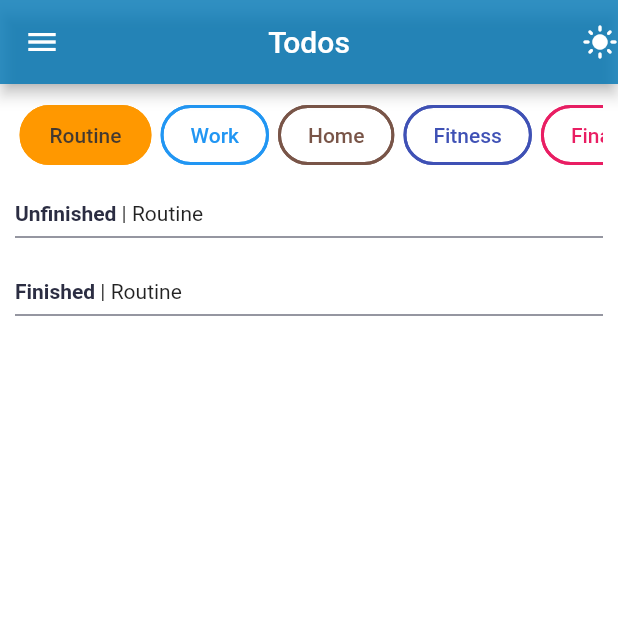
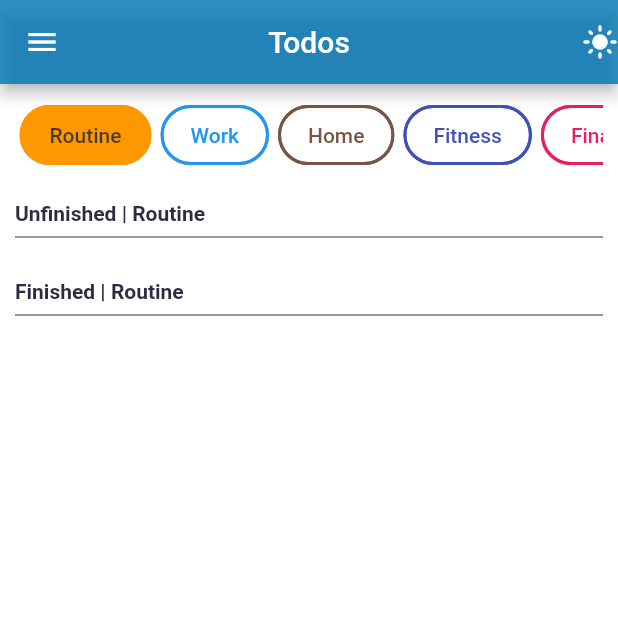
Before and after one commit to MhmmdSyahputra/TodoList-flutter, a Flutter app: the screen it shows after launch, after a tap on "Routine", on a phone screen of 412 x 824 dp, the top half of it. Run offline on Flutter 3.47's test engine with Material 2 defaults, Android fonts, the light colour scheme and no system bars; our stand-ins replace date_time_picker.

Commit message:
change color category from theme

```diff
--- a/lib/views/MainTodo.dart
+++ b/lib/views/MainTodo.dart
@@ -95,7 +95,11 @@ class _TodoListScreenState extends State<TodoListScreen> {
                                 color: myTheme(!provThemeMode)),
                           ),
                           Text(
-                              ' | ${selectedCategory != null ? selectedCategory : 'All'}')
+                            ' | ${selectedCategory != null ? selectedCategory : 'All'}',
+                            style: TextStyle(
+                                fontWeight: FontWeight.bold,
+                                color: myTheme(!provThemeMode)),
+                          )
                         ],
                       ),
                       Divider(color: myTheme(!provThemeMode)),
@@ -145,7 +149,11 @@ class _TodoListScreenState extends State<TodoListScreen> {
                                 color: myTheme(!provThemeMode)),
                           ),
                           Text(
-                              ' | ${selectedCategory != null ? selectedCategory : 'All'}')
+                            ' | ${selectedCategory != null ? selectedCategory : 'All'}',
+                            style: TextStyle(
+                                fontWeight: FontWeight.bold,
+                                color: myTheme(!provThemeMode)),
+                          )
                         ],
                       ),
                       Divider(color: myTheme(!provThemeMode)),
```
